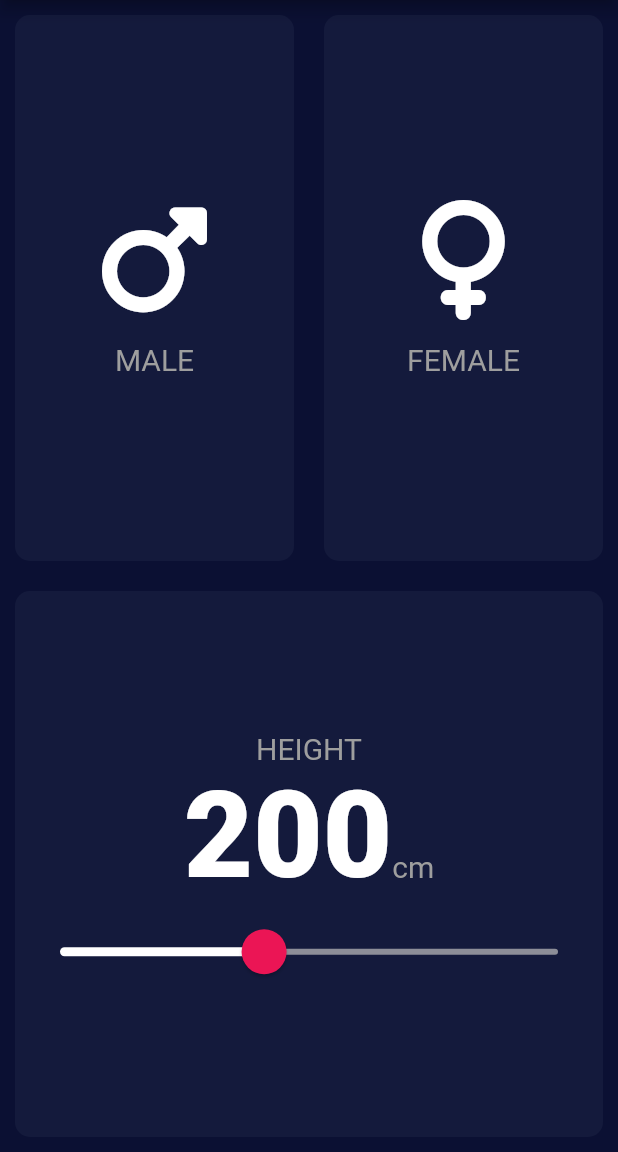
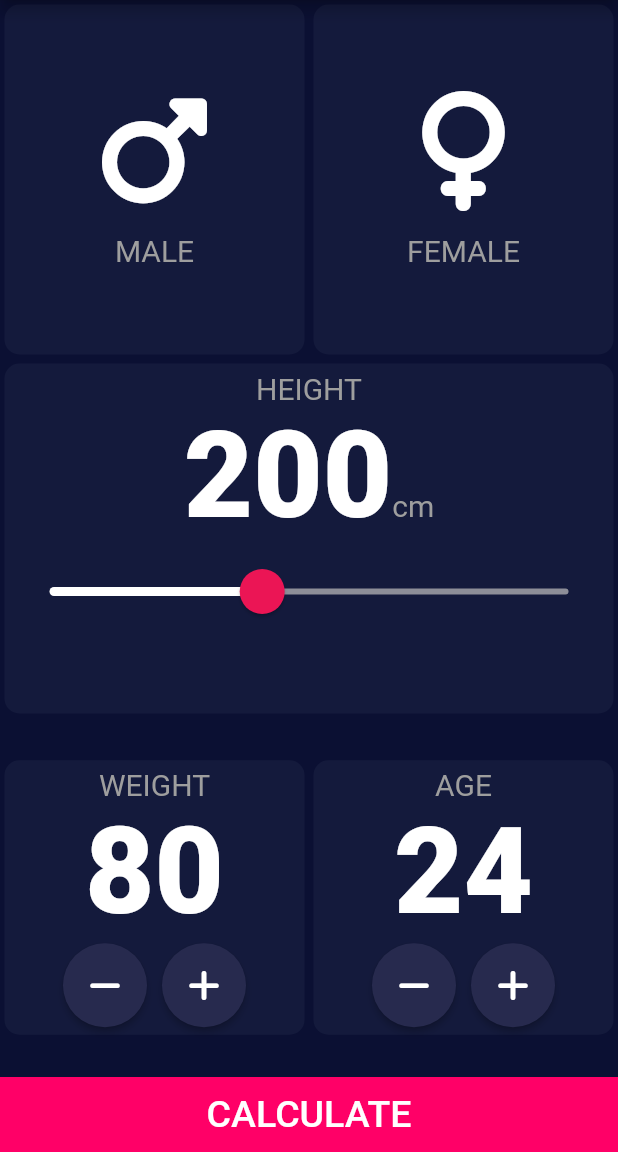
Before and after one commit to chididev/bmi_calculator_app, a Flutter app: the screen it shows after launch, on a phone screen of 412 x 824 dp, the part 84-1236 px from its top. Run offline on Flutter 3.47's test engine with Material 2 defaults, Android fonts, the phone set to English and light mode, and no system bars; our stand-ins replace font_awesome_flutter.

```diff
--- a/lib/constants.dart
+++ b/lib/constants.dart
@@ -4,7 +4,7 @@ import 'package:flutter/material.dart';
 const kActiveColour = Color(0xFF272A4E);
 const kInactiveColor = Color(0xFF141A3C);
 const kBottomButtonColour = Color(0xFFFF0067);
-const kBottomContainerHeight = 80.0;
+const kBottomButtonHeight = 50.0;
 const kMinimumHeight = 150.0;
 const kMaximumHeight = 272.0;
 const kLabelStyle = TextStyle(
--- a/lib/icon_content.dart
+++ b/lib/icon_content.dart
@@ -1,7 +1,7 @@
 import 'package:flutter/material.dart';
 import 'package:bmi_calculator/constants.dart';
 
-//This builds out our icons on the cards.
+//This builds out our icons on the app UI card tiles.
 class IconContent extends StatelessWidget {
   const IconContent({required this.iconName, required this.label});
   final IconData iconName;
--- /dev/null
+++ b/lib/icon_floating_button.dart
@@ -0,0 +1,24 @@
+import 'package:bmi_calculator/constants.dart';
+import 'package:flutter/material.dart';
+
+//This builds out our icon floating button.
+class IconFloatingButton extends StatelessWidget {
+  const IconFloatingButton({required this.icon, required this.onPress});
+  final IconData icon;
+  final Function onPress;
+
+  @override
+  Widget build(BuildContext context) {
+    return RawMaterialButton(
+      onPressed: () => onPress(),
+      elevation: 2.0,
+      fillColor: kActiveColour,
+      shape: const CircleBorder(),
+      constraints: const BoxConstraints.tightFor(
+        height: 56.0,
+        width: 56.0,
+      ),
+      child: Icon(icon),
+    );
+  }
+}
--- a/lib/input_page.dart
+++ b/lib/input_page.dart
@@ -1,3 +1,4 @@
+import 'package:bmi_calculator/icon_floating_button.dart';
 import 'package:flutter/material.dart';
 import 'package:bmi_calculator/reuseable_card.dart';
 import 'package:bmi_calculator/constants.dart';
@@ -22,6 +23,10 @@ class _InputPageState extends State<InputPage> {
   Gender? selectedGender;
   //Contains the height from our slider.
   int height = 200;
+  //Contains the weight value from our weight tile.
+  int weight = 80;
+  //Contains the age value from our age tile.
+  int age = 24;
 
   @override
   Widget build(BuildContext context) {
@@ -33,6 +38,7 @@ class _InputPageState extends State<InputPage> {
       body: Column(
         crossAxisAlignment: CrossAxisAlignment.stretch,
         children: [
+          //First tile.
           Expanded(
             child: Row(
               children: [
@@ -71,11 +77,13 @@ class _InputPageState extends State<InputPage> {
               ],
             ),
           ),
+          //Second tile.
           Expanded(
             child: ReuseableContainer(
               onPress: () {},
               colour: kInactiveColor,
-              cardChild: Column(
+              cardChild: SingleChildScrollView(
+                child: Column(
                   mainAxisAlignment: MainAxisAlignment.center,
                   children: [
                     const Text(
@@ -111,6 +119,117 @@ class _InputPageState extends State<InputPage> {
                 ),
               ),
             ),
+          ),
+          //Third tile.
+          Expanded(
+            child: Row(
+              mainAxisAlignment: MainAxisAlignment.center,
+              children: [
+                Expanded(
+                  child: ReuseableContainer(
+                    onPress: () {},
+                    colour: kInactiveColor,
+                    cardChild: SingleChildScrollView(
+                      child: Column(
+                        mainAxisAlignment: MainAxisAlignment.center,
+                        children: [
+                          const Text(
+                            'WEIGHT',
+                            style: kLabelStyle,
+                          ),
+                          Text(
+                            weight.toString(),
+                            style: kNumberStyle,
+                          ),
+                          Row(
+                            mainAxisAlignment: MainAxisAlignment.center,
+                            children: [
+                              IconFloatingButton(
+                                  icon: FontAwesomeIcons.minus,
+                                  onPress: () {
+                                    setState(() {
+                                      weight--;
+                                    });
+                                  }),
+                              const SizedBox(
+                                width: 10.0,
+                              ),
+                              IconFloatingButton(
+                                  icon: FontAwesomeIcons.plus,
+                                  onPress: () {
+                                    setState(() {
+                                      weight++;
+                                    });
+                                  }),
+                            ],
+                          ),
+                        ],
+                      ),
+                    ),
+                  ),
+                ),
+                Expanded(
+                  child: ReuseableContainer(
+                    onPress: () {},
+                    colour: kInactiveColor,
+                    cardChild: SingleChildScrollView(
+                      child: Column(
+                        mainAxisAlignment: MainAxisAlignment.center,
+                        children: [
+                          const Text(
+                            'AGE',
+                            style: kLabelStyle,
+                          ),
+                          Text(
+                            age.toString(),
+                            style: kNumberStyle,
+                          ),
+                          Row(
+                            mainAxisAlignment: MainAxisAlignment.center,
+                            children: [
+                              IconFloatingButton(
+                                  icon: FontAwesomeIcons.minus,
+                                  onPress: () {
+                                    setState(() {
+                                      age--;
+                                    });
+                                  }),
+                              const SizedBox(
+                                width: 10.0,
+                              ),
+                              IconFloatingButton(
+                                  icon: FontAwesomeIcons.plus,
+                                  onPress: () {
+                                    setState(() {
+                                      age++;
+                                    });
+                                  }),
+                            ],
+                          ),
+                        ],
+                      ),
+                    ),
+                  ),
+                ),
+              ],
+            ),
+          ),
+          //Fourth tile.
+          Container(
+            color: kBottomButtonColour,
+            height: kBottomButtonHeight,
+            width: double.infinity,
+            child: TextButton(
+              onPressed: () {},
+              child: const Text(
+                'CALCULATE',
+                style: TextStyle(
+                  color: Colors.white,
+                  fontSize: 25.0,
+                ),
+              ),
+            ),
+          ),
         ],
       ),
     );
--- a/lib/main.dart
+++ b/lib/main.dart
@@ -13,6 +13,7 @@ class BmiCalculator extends StatelessWidget {
     return MaterialApp(
         home: const InputPage(),
         theme: ThemeData.dark().copyWith(
+          //App theme for our slider
           sliderTheme: SliderTheme.of(context).copyWith(
             thumbShape: const RoundSliderThumbShape(enabledThumbRadius: 15.0),
             overlayShape: const RoundSliderOverlayShape(overlayRadius: 30.0),
@@ -21,6 +22,7 @@ class BmiCalculator extends StatelessWidget {
             activeTrackColor: const Color(0xFFFFFFFF),
             inactiveTrackColor: const Color(0xFF8D8E98),
           ),
+          //General app theme
           scaffoldBackgroundColor: const Color(0xFF0b1033),
           primaryColor: const Color(0xFF101639),
           appBarTheme: const AppBarTheme(
--- a/lib/reuseable_card.dart
+++ b/lib/reuseable_card.dart
@@ -12,7 +12,8 @@ class ReuseableContainer extends StatelessWidget {
     return GestureDetector(
       onTap: () => onPress(),
       child: Container(
-        margin: const EdgeInsets.all(10.0),
+        margin: const EdgeInsets.all(3.0),
+        padding: const EdgeInsets.fromLTRB(0, 5, 0, 5),
         decoration: BoxDecoration(
           borderRadius: BorderRadius.circular(10.0),
           color: colour,
```
Lines whose indentation alone changed are shown as unchanged.
